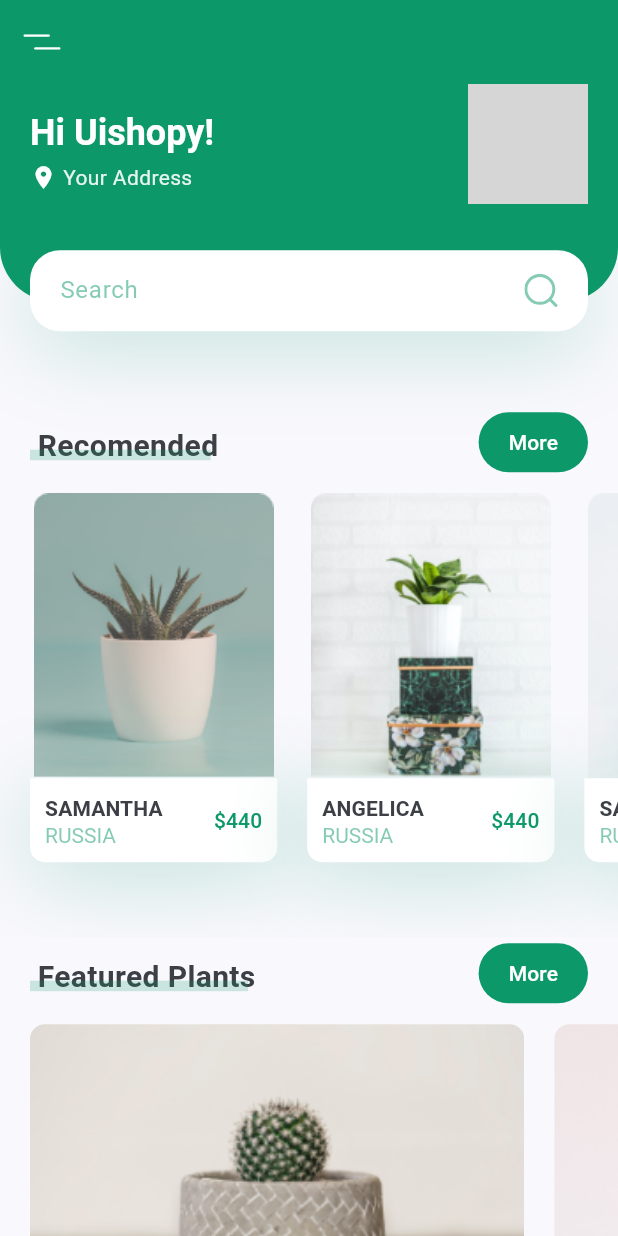
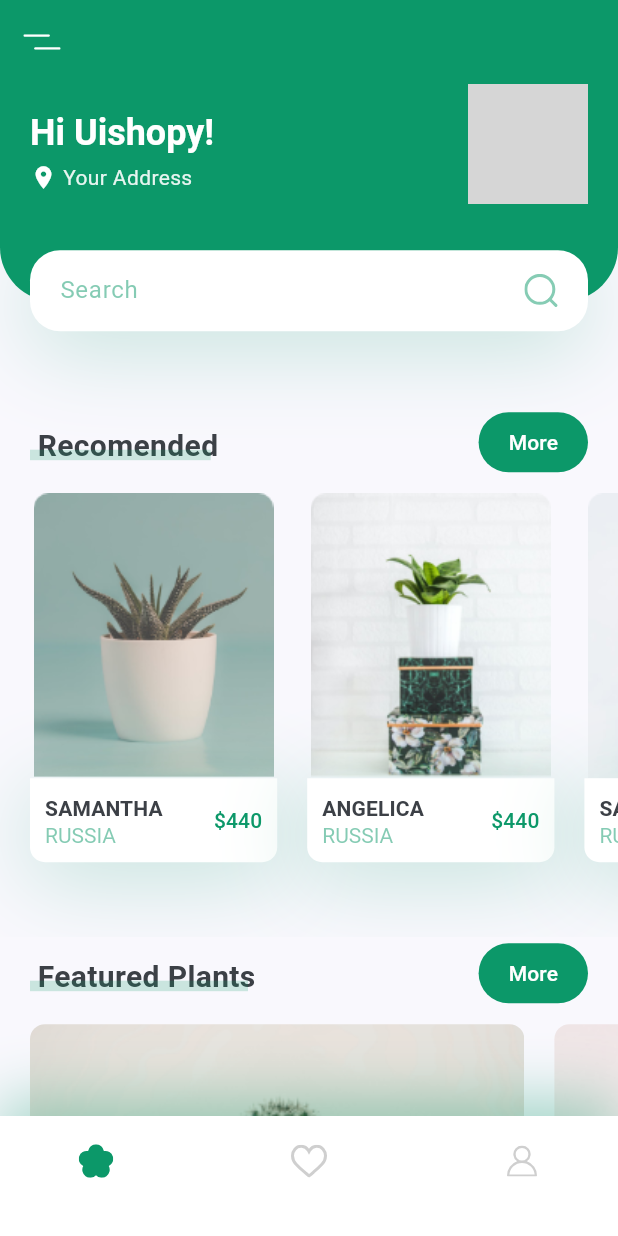
Before and after one commit to hi-lufz1/PlantApp, a Flutter app: the screen it shows after launch, on a phone screen of 412 x 824 dp. Run offline on Flutter 3.47's test engine with Material 3 defaults, Android fonts, the phone set to English and light mode, and no system bars; our stand-ins replace camera, equatable, flutter_bloc, flutter_svg, geocoding, geolocator and 1 more; grey boxes are pictures that could not be loaded.

Commit message:
menambahkan BottomNavBar ke HomeScreen

```diff
--- a/lib/screens/home/home_screen.dart
+++ b/lib/screens/home/home_screen.dart
@@ -1,5 +1,6 @@
 import 'package:flutter/material.dart';
 import 'package:flutter_svg/flutter_svg.dart';
+import 'package:plant_app/components/bottom_nav_bar.dart';
 import 'package:plant_app/constants.dart';
 import 'package:plant_app/screens/home/components/body.dart';
 
@@ -8,7 +9,11 @@ class HomeScreen extends StatelessWidget {
 
   @override
   Widget build(BuildContext context) {
-    return Scaffold(appBar: buildAppBar(), body: Body());
+    return Scaffold(
+      appBar: buildAppBar(),
+      body: Body(),
+      bottomNavigationBar: BottomNavBar(),
+    );
   }
 
   AppBar buildAppBar() {
```
